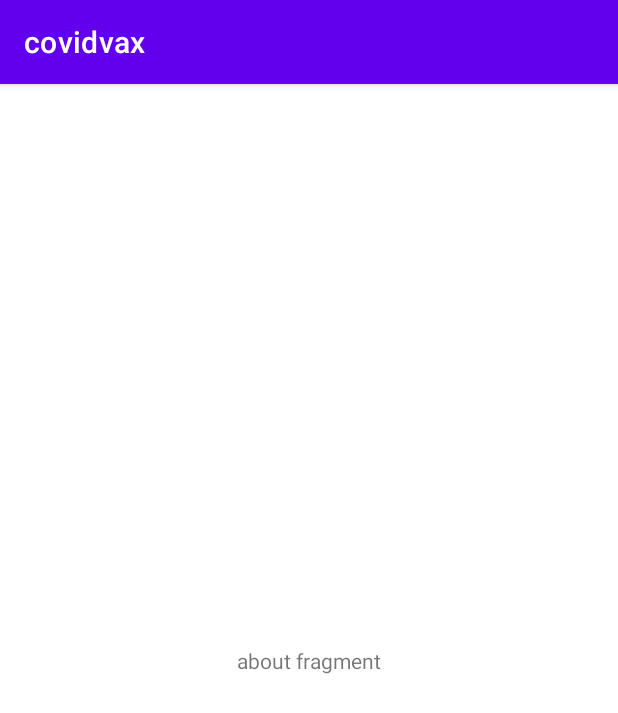
After one commit to wesamnabeel99/covidvax, an Android app: the fragment AboutFragment shown on its own in the app's theme, on a phone screen of 412 x 824 dp. The commit adds this screen. Shown: the top 713 px of the screen. Run offline under Robolectric (Android 15) with nearby library versions, the light colour scheme and no system bars.

Commit message:
add base fragment class, create 4 fragments

```diff
--- a/app/build.gradle
+++ b/app/build.gradle
@@ -29,6 +29,9 @@ android {
     kotlinOptions {
         jvmTarget = '1.8'
     }
+    buildFeatures {
+        viewBinding true
+    }
 }
 
 dependencies {
--- /dev/null
+++ b/app/src/main/java/com/example/covidvax/AboutFragment.kt
@@ -0,0 +1,15 @@
+package com.example.covidvax
+
+import android.view.LayoutInflater
+import android.view.ViewGroup
+import com.example.covidvax.databinding.FragmentAboutBinding
+
+class AboutFragment: BaseFragment<FragmentAboutBinding>() {
+    override val LOG_TAG: String = "ABOUT_FRAGMENT"
+
+    override val bindingInflater: (LayoutInflater, ViewGroup?, Boolean) -> FragmentAboutBinding = FragmentAboutBinding::inflate
+
+    override fun addCallbacks() {
+
+    }
+}
--- /dev/null
+++ b/app/src/main/java/com/example/covidvax/BaseFragment.kt
@@ -0,0 +1,39 @@
+package com.example.covidvax
+
+import android.os.Bundle
+import android.util.Log
+import android.view.LayoutInflater
+import android.view.View
+import android.view.ViewGroup
+import androidx.fragment.app.Fragment
+import androidx.viewbinding.ViewBinding
+
+abstract class BaseFragment<VB: ViewBinding> : Fragment() {
+
+    abstract val LOG_TAG : String
+    abstract val bindingInflater: (LayoutInflater,ViewGroup?, Boolean ) -> VB
+    private var _binding: ViewBinding? = null
+
+    protected val binding
+    get() = _binding as VB?
+
+    override fun onCreateView(
+        inflater: LayoutInflater,
+        container: ViewGroup?,
+        savedInstanceState: Bundle?
+    ): View? {
+        _binding = bindingInflater(inflater,container,false)
+        return requireNotNull(_binding).root
+    }
+
+    override fun onViewCreated(view: View, savedInstanceState: Bundle?) {
+        super.onViewCreated(view, savedInstanceState)
+        addCallbacks()
+    }
+
+    abstract fun addCallbacks()
+
+    protected fun log(value: String){
+        Log.v(LOG_TAG,value)
+    }
+}
--- a/app/src/main/res/layout/activity_home.xml
+++ b/app/src/main/res/layout/activity_home.xml
@@ -6,4 +6,10 @@
     android:layout_height="match_parent"
     tools:context=".HomeActivity">
 
+    <androidx.fragment.app.FragmentContainerView
+        android:id="@+id/fragment_container"
+        android:layout_width="match_parent"
+        android:layout_height="match_parent"/>
+
+
 </androidx.constraintlayout.widget.ConstraintLayout>
--- /dev/null
+++ b/app/src/main/res/layout/fragment_about.xml
@@ -0,0 +1,17 @@
+<?xml version="1.0" encoding="utf-8"?>
+<androidx.constraintlayout.widget.ConstraintLayout xmlns:android="http://schemas.android.com/apk/res/android"
+    xmlns:app="http://schemas.android.com/apk/res-auto"
+    xmlns:tools="http://schemas.android.com/tools"
+    android:layout_width="match_parent"
+    android:layout_height="match_parent">
+
+    <TextView
+        android:layout_width="wrap_content"
+        android:layout_height="wrap_content"
+        android:text="about fragment"
+        app:layout_constraintBottom_toBottomOf="parent"
+        app:layout_constraintEnd_toEndOf="parent"
+        app:layout_constraintStart_toStartOf="parent"
+        app:layout_constraintTop_toTopOf="parent" />
+
+</androidx.constraintlayout.widget.ConstraintLayout>
```
Also changed, not shown: app/src/main/AndroidManifest.xml (+7 -1 lines), app/src/main/java/com/example/covidvax/DataFragment.kt (added, +15 -0 lines), app/src/main/java/com/example/covidvax/HomeActivity.kt (+30 -1 lines), app/src/main/java/com/example/covidvax/HomeFragment.kt (added, +19 -0 lines), app/src/main/java/com/example/covidvax/SearchFragment.kt (added, +15 -0 lines), app/src/main/res/layout/fragment_data.xml (added, +16 -0 lines), app/src/main/res/layout/fragment_home.xml (added, +19 -0 lines), app/src/main/res/layout/fragment_search.xml (added, +16 -0 lines), 1 other file.
